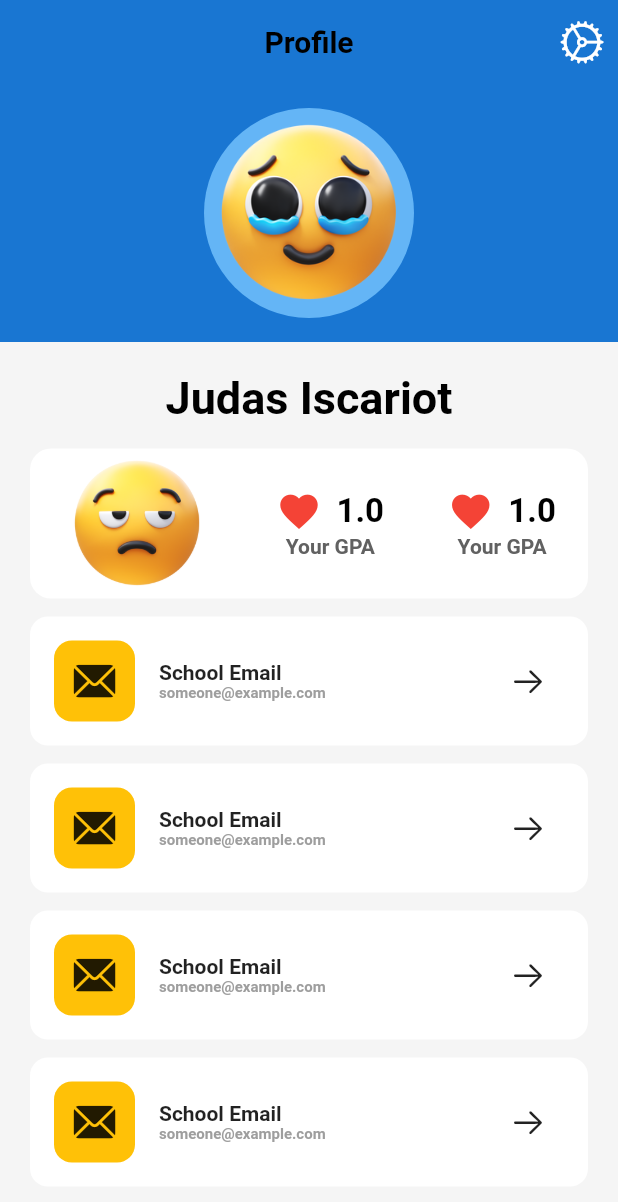
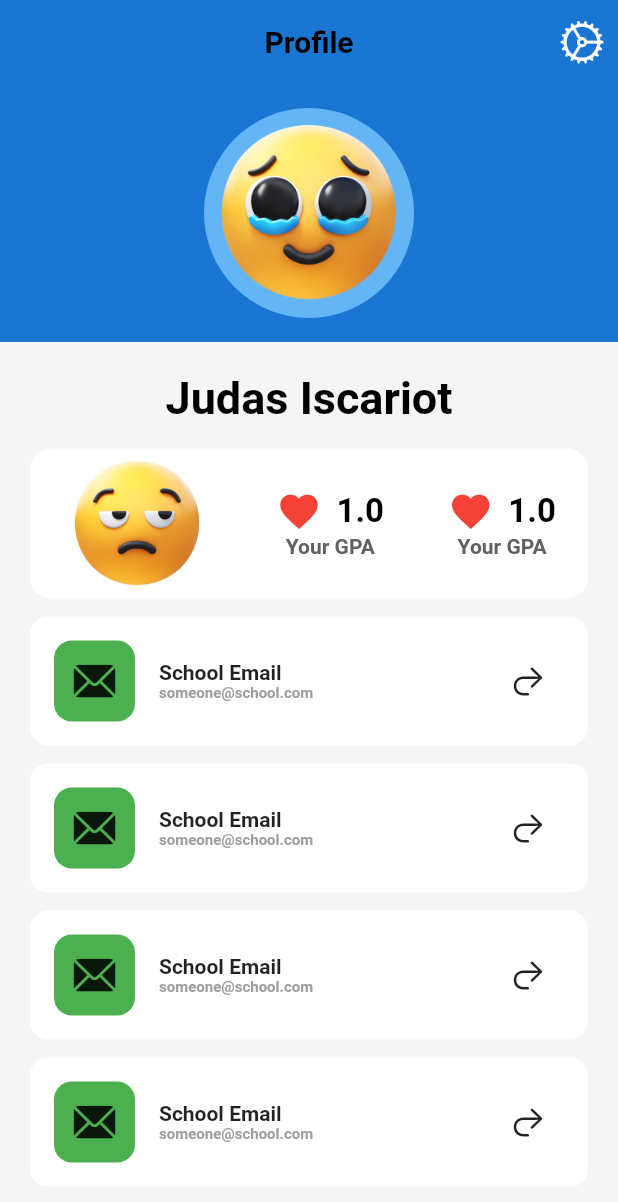
Before and after one commit to IamMuuo/academia, a Flutter app: the ProfilePage screen opened directly, on a phone screen of 412 x 824 dp. Shown: the top 1202 px of the screen. Run offline on Flutter 3.47's test engine with Material 2 defaults, Android fonts, the phone set to English and light mode, and no system bars; our stand-ins replace table_calendar; Roboto replaces fonts that are missing (Poppins).

Commit message:
chore: Made the profile cards responsive

```diff
--- a/lib/widgets/info_card.dart
+++ b/lib/widgets/info_card.dart
@@ -4,16 +4,17 @@ import 'package:flutter/cupertino.dart';
 class InfoCard extends StatefulWidget {
   const InfoCard({
     super.key,
-    /*
-    required this.courseName,
-    this.icon,
-    this.courseTime,
-    */
+    this.icon = CupertinoIcons.mail_solid,
+    this.topic = "School Email",
+    this.content = "someone@school.com",
+    this.color = Colors.green,
   });
-  // final icon;
-  // final String? courseName;
-  // final String? courseTime;
-  //
+
+  final IconData icon;
+  final String topic;
+  final String content;
+  final MaterialColor color;
+
   @override
   State<InfoCard> createState() => _InfoCardState();
 }
@@ -37,22 +38,22 @@ class _InfoCardState extends State<InfoCard> {
                 Container(
                   padding: const EdgeInsets.all(12),
                   decoration: BoxDecoration(
-                    color: Colors.amber,
+                    color: widget.color,
                     borderRadius: BorderRadius.circular(12),
                   ),
-                  child: const Icon(
-                    CupertinoIcons.mail_solid,
+                  child: Icon(
+                    widget.icon,
                     size: 30,
                   ),
                 ),
                 const SizedBox(width: 16),
                 Column(
                   crossAxisAlignment: CrossAxisAlignment.start,
-                  children: const [
+                  children: [
                     // Title
                     Text(
-                      'School Email',
-                      style: TextStyle(
+                      widget.topic,
+                      style: const TextStyle(
                         fontSize: 14,
                         fontWeight: FontWeight.bold,
                       ),
@@ -60,8 +61,8 @@ class _InfoCardState extends State<InfoCard> {
 
                     // subtitle
                     Text(
-                      'someone@example.com',
-                      style: TextStyle(
+                      widget.content,
+                      style: const TextStyle(
                         color: Colors.grey,
                         fontSize: 10,
                         fontWeight: FontWeight.bold,
@@ -73,7 +74,7 @@ class _InfoCardState extends State<InfoCard> {
             ),
             IconButton(
               onPressed: () {},
-              icon: const Icon(CupertinoIcons.arrow_right),
+              icon: const Icon(CupertinoIcons.arrow_uturn_right),
             ),
           ],
         ),
```
